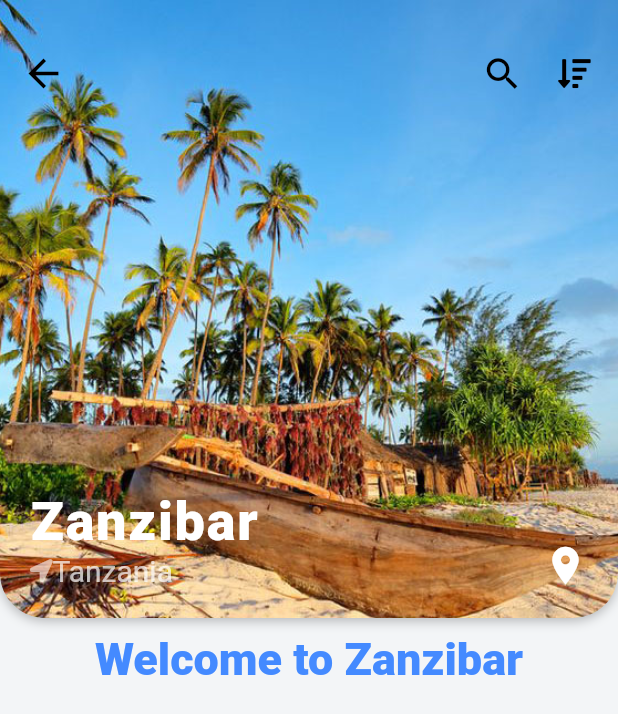
After one commit to kbuika/Fluter-Travel-UI, a Flutter app: the screen it shows after launch, after a tap on an icon or button, on a phone screen of 412 x 824 dp. The commit adds this screen. Shown: the top 714 px of the screen. Run offline on Flutter 3.47's test engine with Material 2 defaults, Android fonts, the phone set to English and light mode, and no system bars; our stand-ins replace font_awesome_flutter; network calls fail.

Commit message:
added a destination screen

```diff
--- /dev/null
+++ b/lib/screens/destination_screen.dart
@@ -0,0 +1,146 @@
+import 'package:flutter/material.dart';
+import 'package:font_awesome_flutter/font_awesome_flutter.dart';
+import 'package:futter_travel_ui/models/destination_model.dart';
+
+class DestinationScreen extends StatefulWidget {
+  final Destination destination;
+
+  DestinationScreen({this.destination});
+
+  @override
+  _DestinationScreenState createState() => _DestinationScreenState();
+}
+
+class _DestinationScreenState extends State<DestinationScreen> {
+  @override
+  Widget build(BuildContext context) {
+    return Scaffold(
+      body: Column(
+        children: <Widget>[
+          Stack(
+            children: <Widget>[
+              Container(
+                height: MediaQuery.of(context).size.width,
+                decoration: BoxDecoration(
+                  borderRadius: BorderRadius.circular(30.0),
+                  boxShadow: [
+                    BoxShadow(
+                      color: Colors.black26,
+                      offset: Offset(0.0, 2.0),
+                      blurRadius: 6.0,
+                    ),
+                  ],
+                ),
+                child: Hero(
+                  tag: widget.destination.imageUrl,
+                  child: ClipRRect(
+                    borderRadius: BorderRadius.only(
+                      bottomLeft: Radius.circular(30.0),
+                      bottomRight: Radius.circular(30.0),
+                    ),
+                    child: Image(
+                      image: AssetImage(widget.destination.imageUrl),
+                      fit: BoxFit.cover,
+                    ),
+                  ),
+                ),
+              ),
+              Padding(
+                padding: EdgeInsets.symmetric(
+                  vertical: 25.0,
+                  horizontal: 5.0,
+                ),
+                child: Row(
+                  mainAxisAlignment: MainAxisAlignment.spaceBetween,
+                  children: <Widget>[
+                    IconButton(
+                      icon: Icon(Icons.arrow_back),
+                      onPressed: () => Navigator.pop(context),
+                      iconSize: 30.0,
+                      color: Colors.black,
+                    ),
+                    Row(
+                      children: <Widget>[
+                        IconButton(
+                          icon: Icon(Icons.search),
+                          onPressed: () => Navigator.pop(context),
+                          iconSize: 28.0,
+                          color: Colors.black,
+                        ),
+                        IconButton(
+                          icon: Icon(FontAwesomeIcons.sortAmountDown),
+                          onPressed: () => Navigator.pop(context),
+                          iconSize: 22.0,
+                          color: Colors.black,
+                        ),
+                      ],
+                    )
+                  ],
+                ),
+              ),
+              Positioned(
+                left: 20.0,
+                bottom: 20.0,
+                child: Column(
+                  crossAxisAlignment: CrossAxisAlignment.start,
+                  children: <Widget>[
+                    Text(
+                      widget.destination.city,
+                      style: TextStyle(
+                        color: Colors.white,
+                        fontSize: 36.0,
+                        fontWeight: FontWeight.w900,
+                        letterSpacing: 1.2,
+                      ),
+                    ),
+                    Row(
+                      children: <Widget>[
+                        Icon(
+                          FontAwesomeIcons.locationArrow,
+                          size: 15.0,
+                          color: Colors.white60,
+                        ),
+                        Text(
+                          widget.destination.country,
+                          style: TextStyle(
+                            color: Colors.white70,
+                            fontSize: 20.0,
+                          ),
+                        ),
+                      ],
+                    ),
+                  ],
+                ),
+              ),
+              Positioned(
+                right: 20.0,
+                bottom: 20.0,
+                child: Icon(
+                  Icons.location_on,
+                  size: 30.0,
+                  color: Colors.white,
+                ),
+              ),
+            ],
+          ),
+          Padding(
+            padding: EdgeInsets.symmetric(vertical: 10.0),
+            child: Row(
+              mainAxisAlignment: MainAxisAlignment.center,
+              children: <Widget>[
+                Text(
+                  'Welcome to ${widget.destination.city}',
+                  style: TextStyle(
+                    fontSize: 30.0,
+                    fontWeight: FontWeight.w800,
+                    color: Colors.blueAccent[200],
+                  ),
+                ),
+              ],
+            ),
+          )
+        ],
+      ),
+    );
+  }
+}
--- a/lib/widgets/destination_carousel.dart
+++ b/lib/widgets/destination_carousel.dart
@@ -1,6 +1,7 @@
 import 'package:flutter/material.dart';
 import 'package:font_awesome_flutter/font_awesome_flutter.dart';
 import 'package:futter_travel_ui/models/destination_model.dart';
+import 'package:futter_travel_ui/screens/destination_screen.dart';
 
 class DestinationCarousel extends StatelessWidget {
   @override
@@ -41,7 +42,15 @@ class DestinationCarousel extends StatelessWidget {
               itemCount: destinations.length,
               itemBuilder: (BuildContext context, int index) {
                 Destination destination = destinations[index];
-                return Container(
+                return GestureDetector(
+                  onTap: () => Navigator.push(
+                    context,
+                    MaterialPageRoute(
+                      builder: (_) =>
+                          DestinationScreen(destination: destination),
+                    ),
+                  ),
+                  child: Container(
                     margin: EdgeInsets.all(10.0),
                     width: 210.0,
                     child: Stack(
@@ -92,13 +101,16 @@ class DestinationCarousel extends StatelessWidget {
                           ),
                           child: Stack(
                             children: <Widget>[
-                            ClipRRect(
+                              Hero(
+                                tag: destination.imageUrl,
+                                child: ClipRRect(
                                   borderRadius: BorderRadius.circular(20.0),
                                   child: Image(
                                     image: AssetImage(destination.imageUrl),
                                     height: 180.0,
                                     width: 180.0,
                                     fit: BoxFit.cover,
+                                  ),
                                 ),
                               ),
                               Positioned(
@@ -139,6 +151,7 @@ class DestinationCarousel extends StatelessWidget {
                         ),
                       ],
                     ),
+                  ),
                 );
               }),
         )
```
Lines whose indentation alone changed are shown as unchanged.
